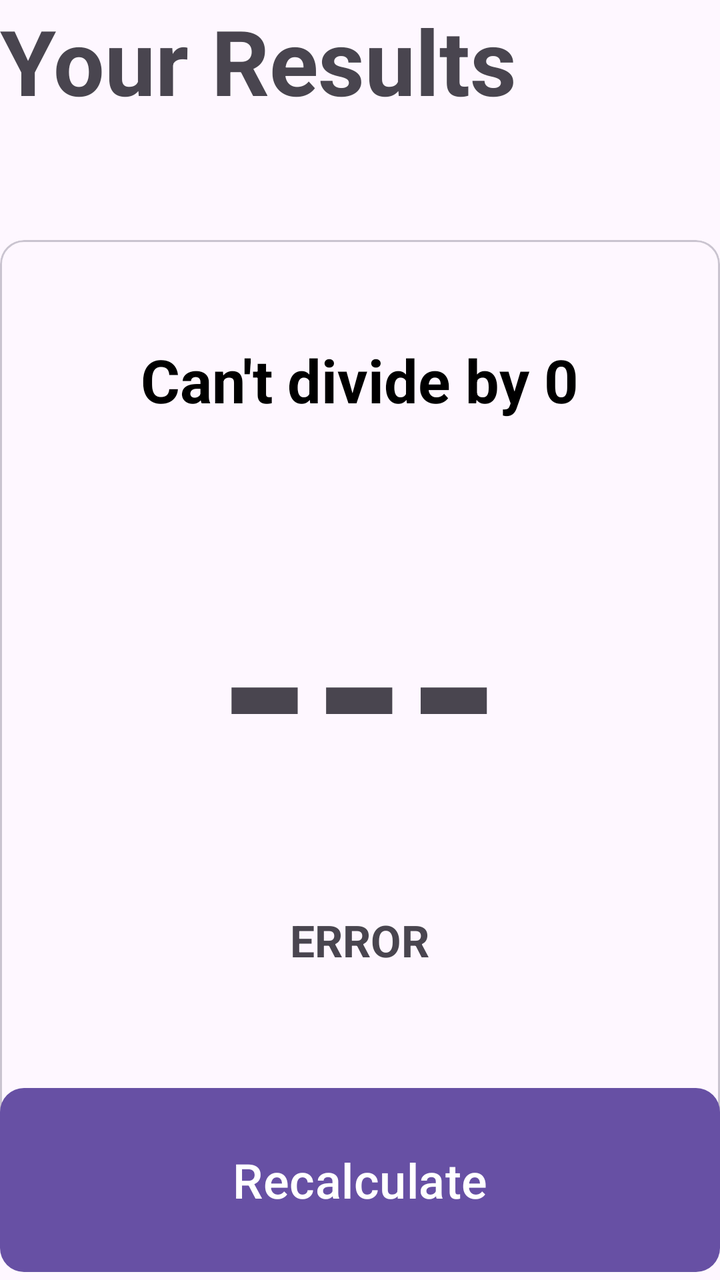
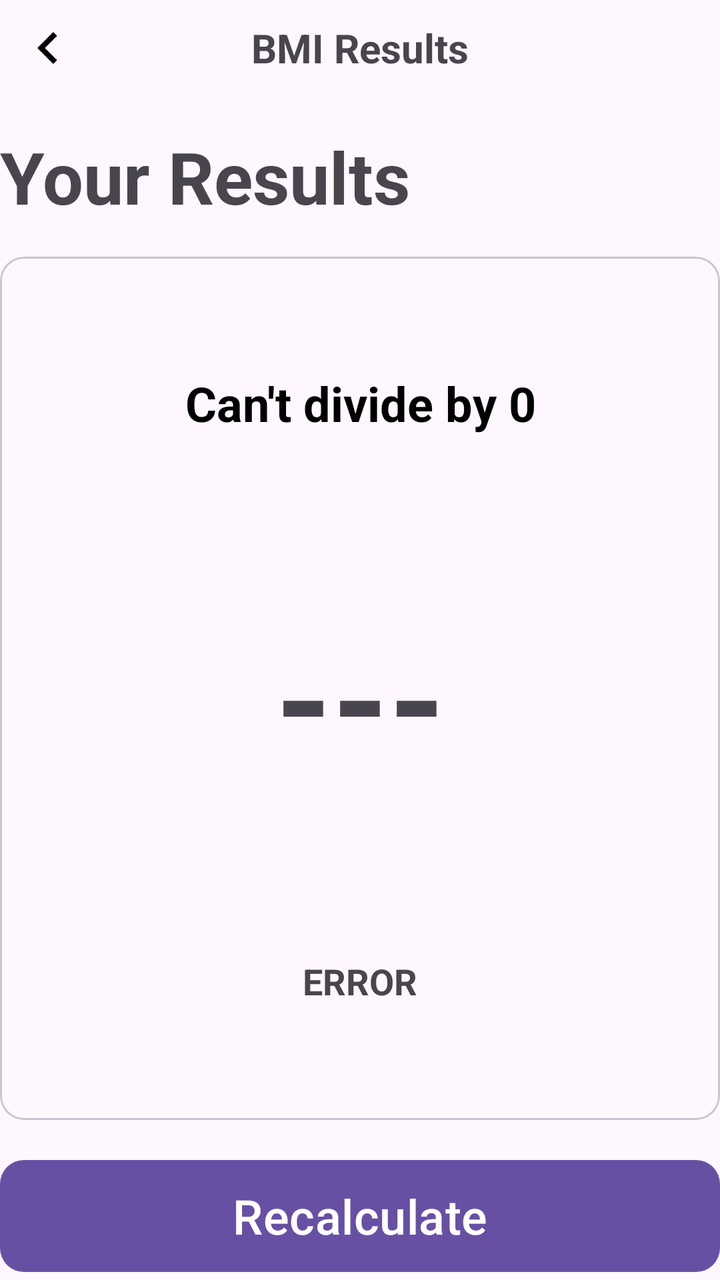

Two renders of the same Android screen: before a commit and after it. Below are the layout's source before the change and the commit's diff.
<!-- AndroidManifest.xml: application theme Theme.Activitat03 -->
<!-- res/layout/activity_result.xml -->
<?xml version="1.0" encoding="utf-8"?>
<androidx.constraintlayout.widget.ConstraintLayout xmlns:android="http://schemas.android.com/apk/res/android"
    xmlns:app="http://schemas.android.com/apk/res-auto"
    xmlns:tools="http://schemas.android.com/tools"
    android:id="@+id/main"
    android:layout_width="match_parent"
    android:layout_height="match_parent"
    android:layout_margin="16dp"
    tools:context=".Result">
    <LinearLayout
        android:layout_width="match_parent"
        android:layout_height="match_parent"
        android:orientation="vertical">
        <TextView
            app:layout_constraintStart_toStartOf="parent"
            app:layout_constraintEnd_toEndOf="parent"
            android:layout_width="match_parent"
            android:layout_height="120dp"
            android:text="Your Results"
            android:textSize="22pt"
            android:textStyle="bold"/>
        <com.google.android.material.card.MaterialCardView
            android:layout_width="match_parent"
            android:layout_height="450dp"
            android:layout_gravity="center">
            <LinearLayout
                android:layout_width="wrap_content"
                android:layout_height="match_parent"
                android:orientation="vertical"
                android:layout_gravity="center_horizontal">
                <TextView
                    android:id="@+id/estado"
                    android:gravity="center"
                    android:layout_width="match_parent"
                    android:layout_height="140dp"
                    android:text="Can't divide by 0"
                    android:textSize="30dp"
                    android:textStyle="bold"
                    android:textColor="@color/black"/>
                <TextView
                    android:id="@+id/valor"
                    android:layout_width="match_parent"
                    android:gravity="center"
                    android:layout_height="140dp"
                    android:text="---"
                    android:textSize="120dp"
                    android:textStyle="bold"/>
                <TextView
                    android:id="@+id/estado2"
                    android:gravity="center"
                    android:layout_width="match_parent"
                    android:layout_height="140dp"
                    android:text="ERROR"
                    android:textSize="22dp"
                    android:textStyle="bold"/>
            </LinearLayout>


        </com.google.android.material.card.MaterialCardView>


    </LinearLayout>
    <com.google.android.material.button.MaterialButton
        android:layout_width="match_parent"
        android:id="@+id/calc"
        android:layout_height="100dp"
        android:text="Recalculate"
        android:textSize="24dp"
        app:cornerRadius="12dp"
        app:layout_constraintBottom_toBottomOf="parent" />

</androidx.constraintlayout.widget.ConstraintLayout>
<!-- resources referenced by this layout -->
<resources>
  <color name="black">#FF000000</color>
  <style name="Theme.Activitat03" parent="Base.Theme.Activitat03" />
  <style name="Base.Theme.Activitat03" parent="Theme.Material3.DayNight.NoActionBar">
          
          
      </style>
</resources>

<!-- the commit's change to res/layout/activity_result.xml (unified diff, before → after) -->
@@ -8,64 +8,106 @@
     android:layout_margin="16dp"
     tools:context=".Result">
     <LinearLayout
-        android:layout_width="match_parent"
-        android:layout_height="match_parent"
-        android:orientation="vertical">
+        android:layout_width="0dp"
+        android:layout_height="0dp"
+        android:layout_marginBottom="16dp"
+        android:orientation="vertical"
+        app:layout_constraintBottom_toTopOf="@id/calc"
+        app:layout_constraintEnd_toEndOf="parent"
+        app:layout_constraintStart_toStartOf="parent"
+        app:layout_constraintTop_toTopOf="parent">
+
+        <LinearLayout
+            android:layout_width="match_parent"
+            android:layout_height="wrap_content"
+            android:gravity="center_vertical"
+            android:orientation="horizontal">
+
+            <ImageView
+                android:id="@+id/back"
+                android:layout_width="48dp"
+                android:layout_height="48dp"
+                android:padding="8dp"
+                android:contentDescription="@string/back_icon"
+                android:src="@drawable/baseline_arrow_back_24" />
+
+            <TextView
+                android:layout_width="0dp"
+                android:layout_height="wrap_content"
+                android:layout_weight="1"
+                android:gravity="center"
+                android:text="@string/bmi_results"
+                android:textSize="20sp"
+                android:textStyle="bold" />
+
+            <View
+                android:layout_width="48dp"
+                android:layout_height="48dp" />
+        </LinearLayout>
+
         <TextView
-            app:layout_constraintStart_toStartOf="parent"
-            app:layout_constraintEnd_toEndOf="parent"
             android:layout_width="match_parent"
-            android:layout_height="120dp"
-            android:text="Your Results"
-            android:textSize="22pt"
-            android:textStyle="bold"/>
+            android:layout_height="wrap_content"
+            android:layout_marginTop="16dp"
+            android:layout_marginBottom="16dp"
+            android:text="@string/your_results"
+            android:textSize="36sp"
+            android:textStyle="bold" />
+
         <com.google.android.material.card.MaterialCardView
             android:layout_width="match_parent"
-            android:layout_height="450dp"
-            android:layout_gravity="center">
+            android:layout_height="0dp"
+            android:layout_weight="1">
+
             <LinearLayout
-                android:layout_width="wrap_content"
+                android:layout_width="match_parent"
                 android:layout_height="match_parent"
+                android:gravity="center"
                 android:orientation="vertical"
-                android:layout_gravity="center_horizontal">
+                android:padding="16dp">
+
                 <TextView
                     android:id="@+id/estado"
+                    android:layout_width="match_parent"
+                    android:layout_height="wrap_content"
+                    android:layout_weight="1"
                     android:gravity="center"
-                    android:layout_width="match_parent"
-                    android:layout_height="140dp"
-                    android:text="Can't divide by 0"
-                    android:textSize="30dp"
-                    android:textStyle="bold"
-                    android:textColor="@color/black"/>
+                    android:text="@string/cant_divide"
+                    android:textColor="@color/black"
+                    android:textSize="24sp"
+                    android:textStyle="bold" />
+
                 <TextView
                     android:id="@+id/valor"
                     android:layout_width="match_parent"
+                    android:layout_height="wrap_content"
+                    android:layout_weight="1"
                     android:gravity="center"
-                    android:layout_height="140dp"
-                    android:text="---"
-                    android:textSize="120dp"
-                    android:textStyle="bold"/>
+                    android:text="@string/default_value"
+                    android:textSize="72sp"
+                    android:textStyle="bold" />
+
                 <TextView
                     android:id="@+id/estado2"
+                    android:layout_width="match_parent"
+                    android:layout_height="wrap_content"
+                    android:layout_weight="1"
                     android:gravity="center"
-                    android:layout_width="match_parent"
-                    android:layout_height="140dp"
-                    android:text="ERROR"
-                    android:textSize="22dp"
-                    android:textStyle="bold"/>
+                    android:text="@string/error"
+                    android:textSize="18sp"
+                    android:textStyle="bold" />
             </LinearLayout>
-
 
         </com.google.android.material.card.MaterialCardView>
 
+    </LinearLayout>
 
-    </LinearLayout>
     <com.google.android.material.button.MaterialButton
+        android:id="@+id/calc"
         android:layout_width="match_parent"
-        android:id="@+id/calc"
-        android:layout_height="100dp"
-        android:text="Recalculate"
-        android:textSize="24dp"
+        android:layout_height="64dp"
+        android:text="@string/recalculate"
+        android:textSize="24sp"
         app:cornerRadius="12dp"
         app:layout_constraintBottom_toBottomOf="parent" />
 
<!-- resource entries referenced after the edit -->
@@ -1,6 +1,24 @@
 <!-- resources referenced by this layout -->
 <resources>
   <color name="black">#FF000000</color>
+  <!-- drawable baseline_arrow_back_24 (drawable) -->
+  <vector xmlns:android="http://schemas.android.com/apk/res/android"
+      android:width="24dp"
+      android:height="24dp"
+      android:viewportWidth="24"
+      android:viewportHeight="24"
+      android:tint="#000000">
+      <path
+          android:fillColor="@android:color/white"
+          android:pathData="M15.41,7.41L14,6l-6,6 6,6 1.41,-1.41L10.83,12z"/>
+  </vector>
+  <string name="back_icon">Back</string>
+  <string name="bmi_results">BMI Results</string>
+  <string name="cant_divide">Can\'t divide by 0</string>
+  <string name="default_value">---</string>
+  <string name="error">ERROR</string>
+  <string name="recalculate">Recalculate</string>
+  <string name="your_results">Your Results</string>
   <style name="Theme.Activitat03" parent="Base.Theme.Activitat03" />
   <style name="Base.Theme.Activitat03" parent="Theme.Material3.DayNight.NoActionBar">
           
